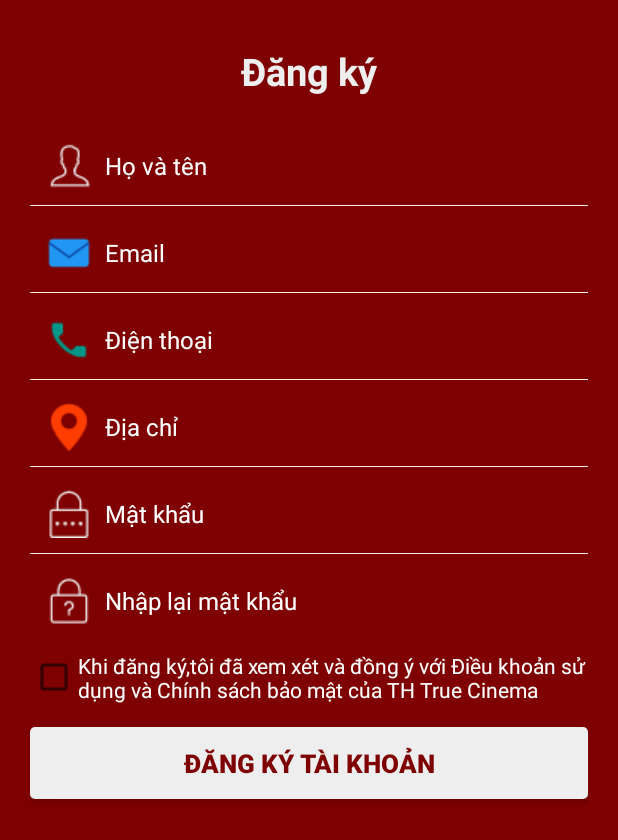
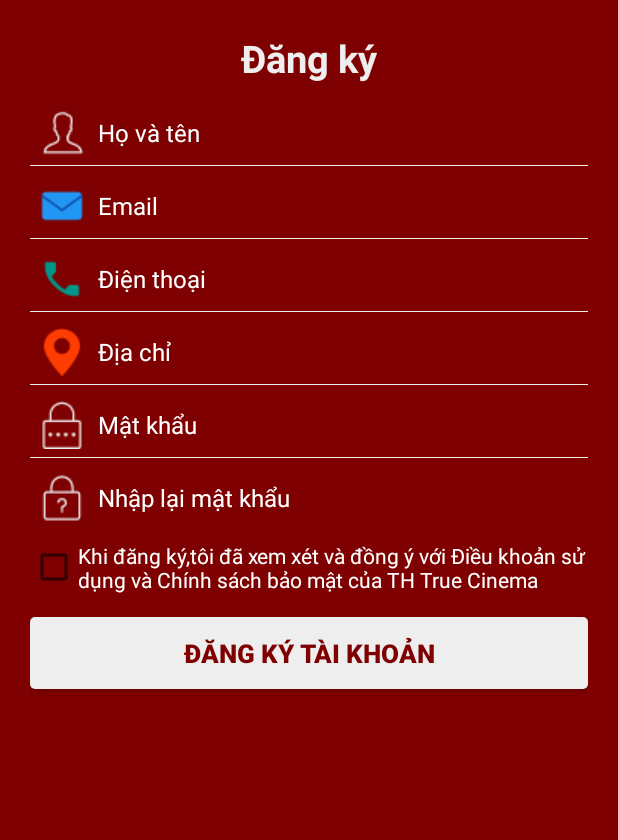
Before and after one commit to noname2103/AppDatVeXemPhim, an Android app: the layout activity_dang_ky.xml on its own in the app's theme, with its tools: preview values and no code run, on a phone screen of 412 x 824 dp. Shown: the top 840 px of the screen. Run offline under Robolectric (Android 15) with nearby library versions, the phone set to English and light mode, and no system bars.

Commit message:
update giao dien dang ky
update giao dien dang ky

```diff
--- a/app/src/main/java/com/dxt/xuantruong/appdatvexemphim/DangKyActivity.java
+++ b/app/src/main/java/com/dxt/xuantruong/appdatvexemphim/DangKyActivity.java
@@ -2,6 +2,8 @@ package com.dxt.xuantruong.appdatvexemphim;
 
 import android.support.v7.app.AppCompatActivity;
 import android.os.Bundle;
+import android.view.View;
+import android.widget.Button;
 
 public class DangKyActivity extends AppCompatActivity {
 
@@ -9,5 +11,13 @@ public class DangKyActivity extends AppCompatActivity {
     protected void onCreate(Bundle savedInstanceState) {
         super.onCreate(savedInstanceState);
         setContentView(R.layout.activity_dang_ky);
+
+        //Button LoginBtn = (Button)findViewById(R.id.signUpBtn);
+        //LoginBtn.setOnClickListener(DangKyActivity.this);
+    }
+
+    public void onClick(View v)
+    {
+
     }
 }
--- a/app/src/main/res/layout/activity_dang_ky.xml
+++ b/app/src/main/res/layout/activity_dang_ky.xml
@@ -10,7 +10,7 @@
         android:layout_width="fill_parent"
         android:layout_height="wrap_content"
         android:gravity="center"
-        android:padding="10dp"
+        android:padding="1dp"
         android:text="@string/Dangky"
         android:textColor="@color/white_greyish"
         android:textSize="25sp"
@@ -27,7 +27,7 @@
         android:gravity="center_vertical"
         android:hint="@string/TenKh"
         android:inputType="textCapWords"
-        android:padding="10dp"
+        android:padding="5dp"
         android:singleLine="true"
         android:textColor="@color/white"
         android:textColorHint="@color/white"
@@ -49,7 +49,7 @@
         android:gravity="center_vertical"
         android:hint="@string/Email"
         android:inputType="textEmailAddress"
-        android:padding="10dp"
+        android:padding="5dp"
         android:singleLine="true"
         android:textColor="@color/white"
         android:textColorHint="@color/white"
@@ -71,7 +71,7 @@
         android:gravity="center_vertical"
         android:hint="@string/DT"
         android:inputType="phone"
-        android:padding="10dp"
+        android:padding="5dp"
         android:singleLine="true"
         android:textColor="@color/white"
         android:textColorHint="@color/white"
@@ -93,7 +93,7 @@
         android:gravity="center_vertical"
         android:hint="@string/Diachi"
         android:inputType="textCapWords"
-        android:padding="10dp"
+        android:padding="5dp"
         android:singleLine="true"
         android:textColor="@color/white"
         android:textColorHint="@color/white"
@@ -115,7 +115,7 @@
         android:gravity="center_vertical"
         android:hint="@string/Pass"
         android:inputType="textPassword"
-        android:padding="10dp"
+        android:padding="5dp"
         android:singleLine="true"
         android:textColor="@color/white"
         android:textColorHint="@color/white"
@@ -137,7 +137,7 @@
         android:gravity="center_vertical"
         android:hint="@string/Nhaplaipass"
         android:inputType="textPassword"
-        android:padding="10dp"
+        android:padding="5dp"
         android:singleLine="true"
         android:textColor="@color/white"
         android:textColorHint="@color/white"
```
